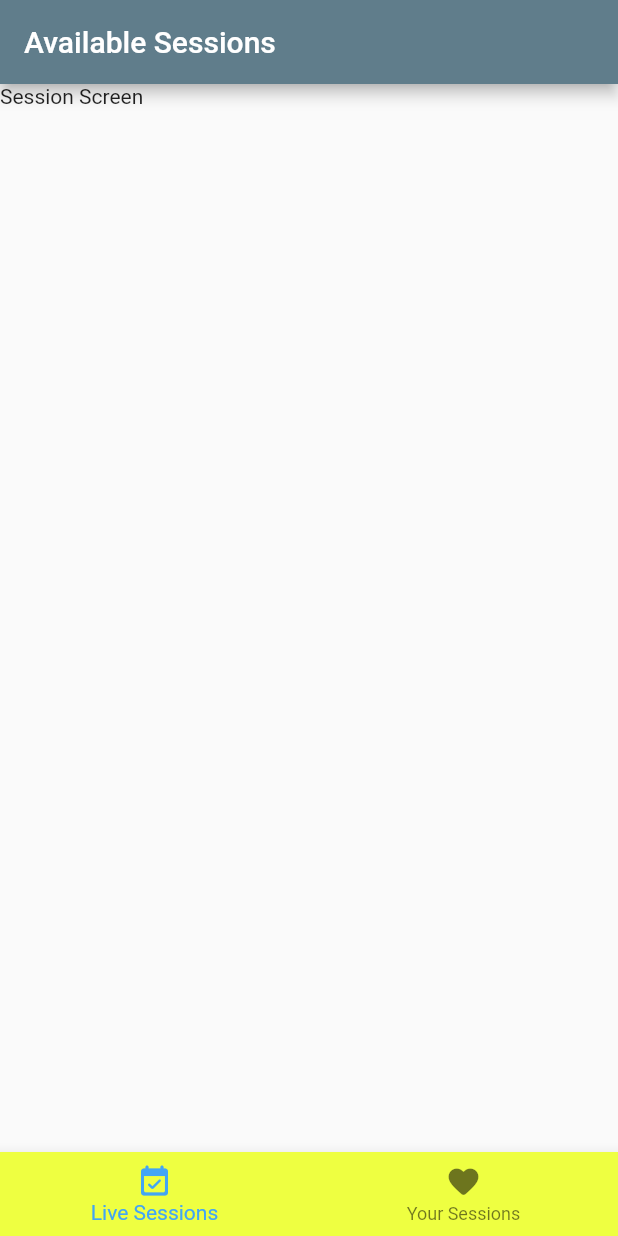
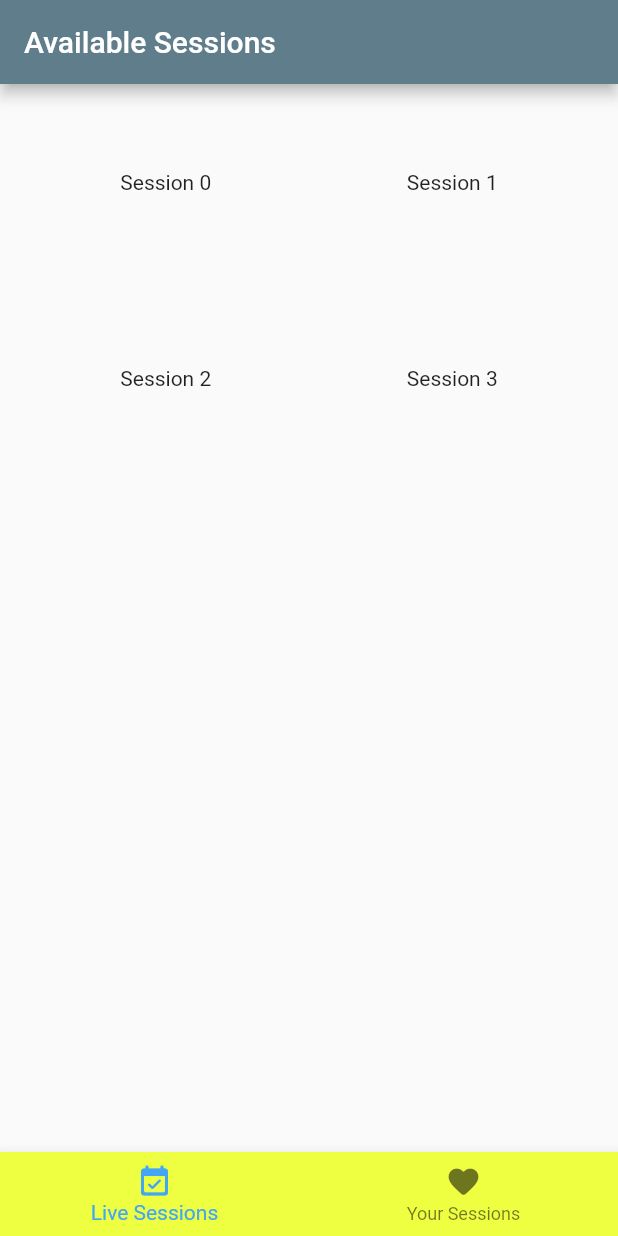
Before and after one commit to tayyab530/QuranicSessions, a Flutter app: the screen it shows after launch, on a phone screen of 412 x 824 dp. Run offline on Flutter 3.47's test engine with Material 2 defaults, Android fonts, the phone set to English and light mode, and no system bars.

Commit message:
SessionGrid setup

```diff
--- a/lib/src/screens/main_screen.dart
+++ b/lib/src/screens/main_screen.dart
@@ -1,4 +1,5 @@
 import 'package:flutter/material.dart';
+import 'package:quranic_session/src/widgets/session_grid.dart';
 
 class MainScreen extends StatefulWidget {
   @override
@@ -7,9 +8,7 @@ class MainScreen extends StatefulWidget {
 
 class _MainScreenState extends State<MainScreen> {
   List<Widget> _tabsScreens = [
-    Container(
-      child: Text('Session Screen'),
-    ),
+    SessionsGrid(),
     Container(
       child: Text('Favourite Screen'),
     ),
--- /dev/null
+++ b/lib/src/widgets/session_grid.dart
@@ -0,0 +1,20 @@
+import 'package:flutter/material.dart';
+
+class SessionsGrid extends StatelessWidget {
+  @override
+  Widget build(BuildContext context) {
+    return GridView.builder(
+      padding: EdgeInsets.symmetric(vertical: 5.0,horizontal: 20.0),
+      itemCount: 4,
+      itemBuilder: (ctx, index) {
+        return Center(child: Text('Session $index'),);
+      },
+      gridDelegate: SliverGridDelegateWithFixedCrossAxisCount(
+        crossAxisCount: 2,
+        mainAxisSpacing: 10.0,
+        crossAxisSpacing: 10.0,
+        childAspectRatio: 3 / 2,
+      ),
+    );
+  }
+}
```
